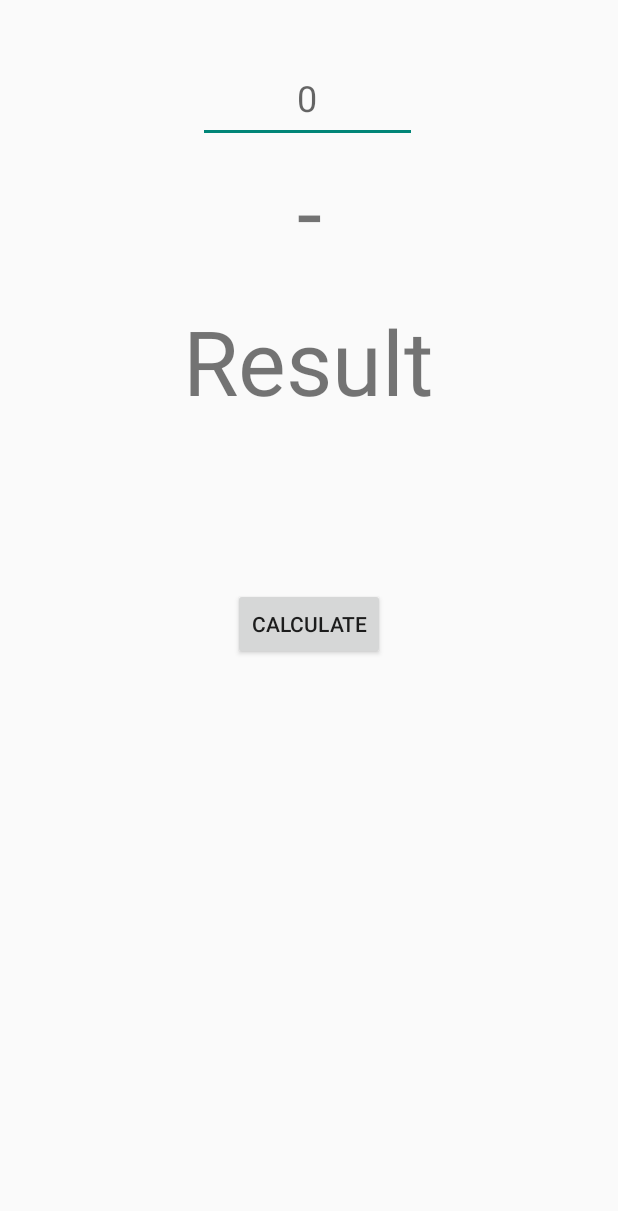
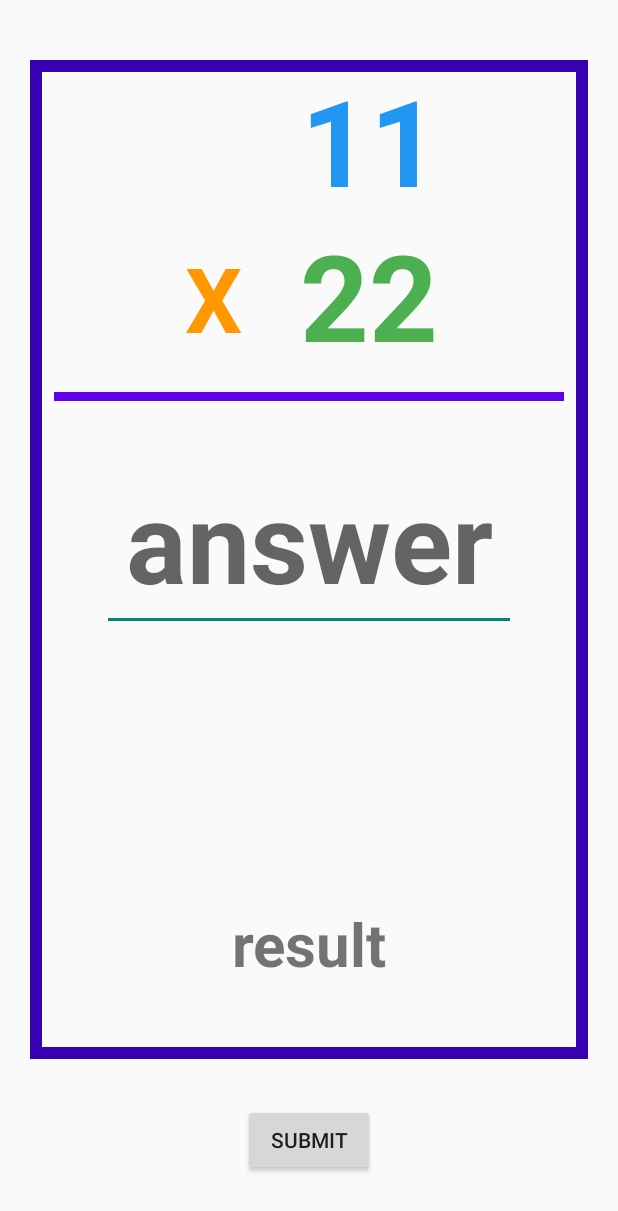
Before and after one commit to jthieme/FlashCardApp, an Android app: the layout activity_main.xml on its own in the app's theme, with its tools: preview values and no code run, on a phone screen of 412 x 824 dp. Shown: the top 1211 px of the screen. Run offline under Robolectric (Android 15) with nearby library versions, the phone set to English and light mode, and no system bars.

```diff
--- a/app/src/main/java/com/example/flashcardapp/Game.kt
+++ b/app/src/main/java/com/example/flashcardapp/Game.kt
@@ -108,5 +108,11 @@ class Game {
     fun getAnswer() : String {
         return answer.toString()
     }
+    /**********************************************************
+     * A function to return the numbers already used
+     *********************************************************/
+    fun getAlreadyUsedNums() : String {
+        return numsAlreadyUsed.toString()
+    }
 
 }
--- a/app/src/main/res/layout/activity_main.xml
+++ b/app/src/main/res/layout/activity_main.xml
@@ -6,71 +6,122 @@
     android:layout_height="match_parent"
     tools:context=".MainActivity">
 
-
     <Button
         android:id="@+id/calculate"
         android:layout_width="wrap_content"
         android:layout_height="wrap_content"
-        android:layout_marginBottom="384dp"
-        android:text="Calculate"
+        android:layout_marginTop="30dp"
+        android:layout_marginBottom="40dp"
+        android:text="submit"
         app:layout_constraintBottom_toBottomOf="parent"
         app:layout_constraintEnd_toEndOf="parent"
         app:layout_constraintStart_toStartOf="parent"
-        tools:ignore="MissingConstraints" />
+        app:layout_constraintTop_toBottomOf="@+id/border" />
+
+    <TextView
+        android:id="@+id/topNum"
+        android:layout_width="146dp"
+        android:layout_height="98dp"
+        android:layout_marginEnd="92dp"
+        android:text="11"
+        android:textAlignment="center"
+        android:textColor="#2196F3"
+        android:textSize="80dp"
+        android:textStyle="bold"
+        app:layout_constraintBottom_toTopOf="@+id/bottomNum"
+        app:layout_constraintEnd_toEndOf="parent"
+        app:layout_constraintTop_toTopOf="@+id/border" />
+
+    <TextView
+
+        android:id="@+id/bottomNum"
+        android:layout_width="124dp"
+        android:layout_height="106dp"
+        android:layout_marginTop="5dp"
+        android:layout_marginEnd="104dp"
+        android:text="22"
+        android:textAlignment="center"
+        android:textColor="#4CAF50"
+        android:textSize="80dp"
+        android:textStyle="bold"
+        app:layout_constraintBottom_toTopOf="@+id/view"
+        app:layout_constraintEnd_toEndOf="parent"
+        app:layout_constraintTop_toBottomOf="@+id/topNum" />
+
+    <TextView
+        android:id="@+id/operand"
+        android:layout_width="84dp"
+        android:layout_height="77dp"
+        android:layout_marginTop="20dp"
+        android:text="X"
+        android:textAlignment="center"
+        android:textAllCaps="false"
+        android:textColor="#FF9800"
+        android:textSize="60dp"
+        android:textStyle="bold"
+        app:layout_constraintEnd_toStartOf="@+id/bottomNum"
+        app:layout_constraintHorizontal_bias="1.0"
+        app:layout_constraintStart_toStartOf="parent"
+        app:layout_constraintTop_toBottomOf="@+id/topNum" />
+
+    <EditText
+        android:id="@+id/enterAnswer"
+        android:layout_width="276dp"
+        android:layout_height="115dp"
+        android:layout_marginTop="5dp"
+        android:ems="10"
+        android:hint="answer"
+        android:inputType="number"
+        android:textAlignment="center"
+        android:textSize="75sp"
+        android:textStyle="bold"
+        app:layout_constraintBottom_toTopOf="@+id/result"
+        app:layout_constraintEnd_toEndOf="@+id/border"
+        app:layout_constraintStart_toStartOf="@+id/border"
+        app:layout_constraintTop_toBottomOf="@id/view"
+        app:layout_constraintVertical_bias="0.153"
+        tools:ignore="TouchTargetSizeCheck" />
+
+    <View
+        android:id="@+id/view"
+        android:layout_width="340dp"
+        android:layout_height="6dp"
+        android:layout_marginTop="12dp"
+        android:background="@color/design_default_color_primary"
+        app:layout_constraintEnd_toEndOf="@+id/border"
+        app:layout_constraintStart_toStartOf="@+id/border"
+        app:layout_constraintTop_toBottomOf="@+id/bottomNum" />
+
+    <TextView
+        android:id="@+id/border"
+        android:layout_width="0dp"
+        android:layout_height="0dp"
+        android:layout_gravity="center"
+        android:layout_marginStart="20dp"
+        android:layout_marginTop="40dp"
+        android:layout_marginEnd="20dp"
+        android:background="@drawable/textview_border"
+        android:text=" "
+        app:layout_constraintBottom_toTopOf="@+id/calculate"
+        app:layout_constraintEnd_toEndOf="parent"
+        app:layout_constraintStart_toStartOf="parent"
+        app:layout_constraintTop_toTopOf="parent"
+        app:layout_constraintVertical_bias="0.0"
+        tools:ignore="SpeakableTextPresentCheck" />
 
     <TextView
         android:id="@+id/result"
-        android:layout_width="wrap_content"
-        android:layout_height="wrap_content"
-        android:layout_marginTop="200dp"
-        android:text="Result"
-        android:textSize="60sp"
-        app:layout_constraintEnd_toEndOf="parent"
-        app:layout_constraintHorizontal_bias="0.497"
-        app:layout_constraintStart_toStartOf="parent"
-        app:layout_constraintTop_toTopOf="parent" />
-
-    <EditText
-        android:id="@+id/enterAnswer"
-        android:layout_width="146dp"
-        android:layout_height="59dp"
-        android:layout_marginTop="36dp"
-        android:ems="10"
-        android:hint="0"
-        android:inputType="textPersonName"
+        android:layout_width="135dp"
+        android:layout_height="85dp"
+        android:layout_marginTop="40dp"
+        android:layout_marginBottom="20dp"
+        android:text="result"
         android:textAlignment="center"
-        android:textSize="24sp"
-        app:layout_constraintEnd_toEndOf="parent"
-        app:layout_constraintHorizontal_bias="0.497"
-        app:layout_constraintStart_toStartOf="parent"
-        app:layout_constraintTop_toTopOf="parent" />
-
-    <TextView
-        android:id="@+id/problem"
-        android:layout_width="wrap_content"
-        android:layout_height="wrap_content"
-        android:layout_marginTop="100dp"
-        android:text="-"
-        android:textSize="60sp"
-        app:layout_constraintEnd_toEndOf="parent"
-        app:layout_constraintStart_toStartOf="parent"
-        app:layout_constraintTop_toTopOf="parent" />
-    <!--
-    <![CDATA[
-        android:id="@+id/textView2"
-        android:layout_width="312dp"
-        android:layout_height="151dp"
-        android:fontFamily="casual"
-        android:text="@string/title"
-        android:textAlignment="center"
-        android:textColor="#000000"
-        android:textSize="48sp"
+        android:textSize="40sp"
         android:textStyle="bold"
-        app:layout_constraintBottom_toBottomOf="parent"
-        app:layout_constraintHorizontal_bias="0.494"
-        app:layout_constraintLeft_toLeftOf="parent"
-        app:layout_constraintRight_toRightOf="parent"
-        app:layout_constraintTop_toTopOf="parent"
-        app:layout_constraintVertical_bias="0.062" />
-]]> -->
+        app:layout_constraintBottom_toTopOf="@+id/calculate"
+        app:layout_constraintEnd_toEndOf="@+id/border"
+        app:layout_constraintStart_toStartOf="@+id/border"
+        app:layout_constraintTop_toBottomOf="@+id/view"
+        app:layout_constraintVertical_bias="0.912" />
 </androidx.constraintlayout.widget.ConstraintLayout>
--- a/app/src/main/res/layout/activity_open_page.xml
+++ b/app/src/main/res/layout/activity_open_page.xml
@@ -1,8 +1,10 @@
 <?xml version="1.0" encoding="utf-8"?>
 <androidx.constraintlayout.widget.ConstraintLayout xmlns:android="http://schemas.android.com/apk/res/android"
     xmlns:app="http://schemas.android.com/apk/res-auto"
+    xmlns:tools="http://schemas.android.com/tools"
     android:layout_width="match_parent"
-    android:layout_height="match_parent">
+    android:layout_height="match_parent"
+    tools:context=".OpenPage">
 
     <TextView
         android:id="@+id/textView"
```
Also changed, not shown: app/src/main/AndroidManifest.xml (+4 -4 lines), app/src/main/java/com/example/flashcardapp/MainActivity.kt (+45 -12 lines), app/src/main/java/com/example/flashcardapp/Number.kt (added, +39 -0 lines), app/src/main/java/com/example/flashcardapp/OpenPage.kt (added, +20 -0 lines), app/src/main/res/layout/activity_number.xml (+8 -7 lines), 1 other file.
